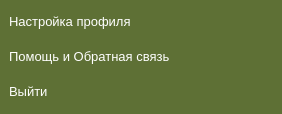
JohnyDepp228/Hakaton, file hakaton/minimenu.ui: the form before one commit.
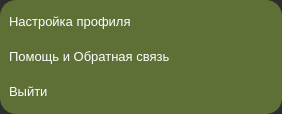
The form after the commit. Icons and pictures are not drawn.

Patch:
```diff
--- a/hakaton/minimenu.ui
+++ b/hakaton/minimenu.ui
@@ -14,11 +14,7 @@
    <string>Form</string>
   </property>
   <property name="styleSheet">
-   <string notr="true">#minimenu {
-    border: 2px solid rgb(94, 112, 53);
-    background-color: rgb(94, 112, 53);
-    border-radius: 16px;
-}</string>
+   <string notr="true">background-color: #2D2D2D;</string>
   </property>
   <widget class="QPushButton" name="settings">
    <property name="geometry">
@@ -38,6 +34,7 @@
     <string notr="true">#settings {
 	border: none;
 	color: rgb(255, 255, 255);
+	background-color:  rgb(94, 112, 53);
 	text-align: left;
 	border-radius: 9px;
 }
@@ -77,6 +74,7 @@
     <string notr="true">#help {
 	border: none;
 	color: rgb(255, 255, 255);
+	background-color:  rgb(94, 112, 53);
 	text-align: left;
 	border-radius: 9px;
 }
@@ -117,6 +115,7 @@
 	border: none;
 	color: rgb(255, 255, 255);
 	text-align: left;
+	background-color:  rgb(94, 112, 53);
 	border-radius: 9px;
 }
 
@@ -137,6 +136,31 @@
      <normaloff>:/res/img/logo.jpg</normaloff>:/res/img/logo.jpg</iconset>
    </property>
   </widget>
+  <widget class="QFrame" name="frame">
+   <property name="geometry">
+    <rect>
+     <x>0</x>
+     <y>0</y>
+     <width>282</width>
+     <height>114</height>
+    </rect>
+   </property>
+   <property name="styleSheet">
+    <string notr="true">border: 2px solid rgb(94, 112, 53);
+    background-color: rgb(94, 112, 53);
+    border-radius: 16px;</string>
+   </property>
+   <property name="frameShape">
+    <enum>QFrame::Shape::StyledPanel</enum>
+   </property>
+   <property name="frameShadow">
+    <enum>QFrame::Shadow::Raised</enum>
+   </property>
+  </widget>
+  <zorder>frame</zorder>
+  <zorder>settings</zorder>
+  <zorder>help</zorder>
+  <zorder>close</zorder>
  </widget>
  <resources>
   <include location="resources.qrc"/>
```
